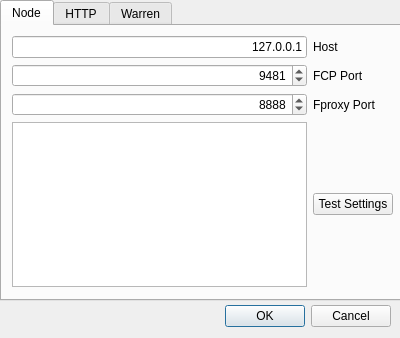
Above: warren/ui/SettingsDialog.ui from Ratchet/warren before the change. Below: the same form after it.
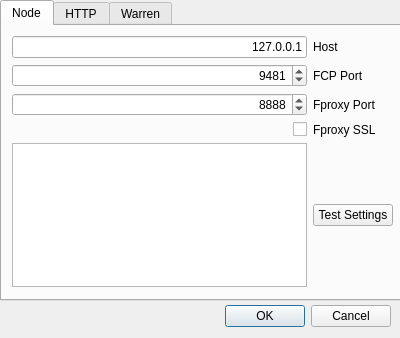
That is the form after the change.

Commit message: config option for fproxy ssl

The edit to the form file:
```diff
--- a/warren/ui/SettingsDialog.ui
+++ b/warren/ui/SettingsDialog.ui
@@ -119,10 +119,10 @@
         </property>
        </widget>
       </item>
-      <item row="3" column="1">
+      <item row="4" column="1">
        <widget class="QTextEdit" name="testResultsEdit"/>
       </item>
-      <item row="3" column="2">
+      <item row="4" column="2">
        <widget class="QPushButton" name="testSettingsButton">
         <property name="text">
          <string>Test Settings</string>
@@ -152,6 +152,23 @@
         </property>
        </widget>
       </item>
+      <item row="3" column="1">
+       <widget class="QCheckBox" name="node_use_https">
+        <property name="layoutDirection">
+         <enum>Qt::RightToLeft</enum>
+        </property>
+        <property name="text">
+         <string/>
+        </property>
+       </widget>
+      </item>
+      <item row="3" column="2">
+       <widget class="QLabel" name="node_use_https_label">
+        <property name="text">
+         <string>Fproxy SSL</string>
+        </property>
+       </widget>
+      </item>
      </layout>
     </widget>
    </widget>
```
The commit also changes 3 other files.
